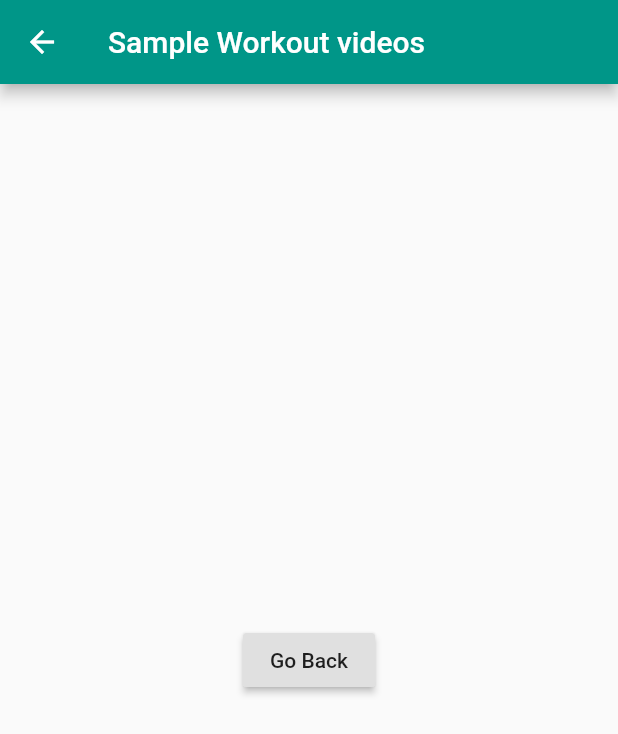
After one commit to Ishan579/SDGP--Relax-Natives, a Flutter app: the MyHomePage screen opened directly, after a tap on "sample videos Page", on a phone screen of 412 x 824 dp. The commit adds this screen. Shown: the top 734 px of the screen. Run offline on Flutter 3.47's test engine with Material 2 defaults, Android fonts, the light colour scheme and no system bars; our stand-ins replace image_picker, sqflite; accounts and stored records are empty.

Commit message:
Created sample workout videos page.
Created a page for the sample workout videos. Page content yet be implemented. Commented 'assets' line in pubspec.yaml file which gave compilation error.

```diff
--- a/FrontEnd/Flutter_posEs/lib/main.dart
+++ b/FrontEnd/Flutter_posEs/lib/main.dart
@@ -2,7 +2,6 @@ import 'package:flutter/material.dart';
 import 'package:posees/pages/home_page.dart';
 import 'package:posees/pages/login/login_page.dart';
 import 'package:posees/pages/login/register.dart';
-
 
 void main() => runApp(new MyApp());
 
@@ -20,7 +19,6 @@ class MyApp extends StatelessWidget {
       title: 'sqllite App',
       theme: new ThemeData(primarySwatch: Colors.teal),
       routes: routes,
-
     );
   }
 }
--- a/FrontEnd/Flutter_posEs/lib/pages/home_page.dart
+++ b/FrontEnd/Flutter_posEs/lib/pages/home_page.dart
@@ -2,8 +2,7 @@ import 'dart:io';
 
 import 'package:flutter/material.dart';
 import 'package:image_picker/image_picker.dart';
-
-
+import 'sample_videos.dart';
 
 class HomePage extends StatelessWidget {
   // This widget is the root of your application.
@@ -12,17 +11,15 @@ class HomePage extends StatelessWidget {
     return MaterialApp(
       title: 'Flutter Demo',
       theme: ThemeData(
-
         primarySwatch: Colors.blue,
       ),
-      home: MyHomePage(title: 'Flutter Demo Home Page'),
+      home: MyHomePage(title: 'Home Page'),
     );
   }
 }
 
 class MyHomePage extends StatefulWidget {
   MyHomePage({Key key, this.title}) : super(key: key);
-
 
   final String title;
 
@@ -39,54 +36,60 @@ class _MyHomePageState extends State<MyHomePage> {
   void initState() {
     // TODO: implement initState
     super.initState();
-    imagePicker=ImagePicker();
+    imagePicker = ImagePicker();
   }
-  void chooseImage() async{
-    PickedFile pickedFile= await imagePicker.getImage(source: ImageSource.gallery);
+
+  void chooseImage() async {
+    PickedFile pickedFile =
+        await imagePicker.getImage(source: ImageSource.gallery);
     setState(() {
       _image = File(pickedFile.path);
     });
+  }
 
-
-
-  }
-  void takePicture() async{
-
-    PickedFile pickedFile= await imagePicker.getImage(source: ImageSource.camera);
+  void takePicture() async {
+    PickedFile pickedFile =
+        await imagePicker.getImage(source: ImageSource.camera);
     setState(() {
       _image = File(pickedFile.path);
     });
-
-
   }
 
   void _incrementCounter() {
     setState(() {
-
       _counter++;
     });
   }
 
   @override
   Widget build(BuildContext context) {
-
     return Scaffold(
       appBar: AppBar(
-
         title: Text(widget.title),
       ),
       body: Center(
-
         child: Column(
-
           mainAxisAlignment: MainAxisAlignment.center,
           children: <Widget>[
-            _image !=null ? Image.file(_image) :Icon(Icons.image,size:100),
-            RaisedButton(child:Text("Choose/Capture"),onPressed: takePicture,)
+            _image != null ? Image.file(_image) : Icon(Icons.image, size: 100),
+            RaisedButton(
+              child: Text("Capture"),
+              onPressed: takePicture,
+            ),
+            RaisedButton(
+              onPressed: () {
+                Navigator.push(
+                    context,
+                    MaterialPageRoute(
+                        builder: (context) => sampleVideosPage()));
+              },
+              child: Text("sample videos Page"),
+              color: Colors.lightBlueAccent,
+            )
           ],
         ),
       ),
-     // This trailing comma makes auto-formatting nicer for build methods.
+      // This trailing comma makes auto-formatting nicer for build methods.
     );
   }
 }
--- /dev/null
+++ b/FrontEnd/Flutter_posEs/lib/pages/sample_videos.dart
@@ -0,0 +1,16 @@
+import 'package:flutter/cupertino.dart';
+import 'package:flutter/material.dart';
+
+class sampleVideosPage extends StatelessWidget {
+  @override
+  Widget build(BuildContext context) {
+    return Scaffold(
+      appBar: AppBar(title: Text("Sample Workout videos")),
+      body: Center(
+          child: RaisedButton(
+        onPressed: () {},
+        child: Text("Go Back"),
+      )),
+    );
+  }
+}
--- a/FrontEnd/Flutter_posEs/pubspec.yaml
+++ b/FrontEnd/Flutter_posEs/pubspec.yaml
@@ -50,8 +50,8 @@ flutter:
   uses-material-design: true
 
   # To add assets to your application, add an assets section, like this:
-  assets:
-    -assets/
+ # assets:
+   # -assets/
   #   - images/a_dot_burr.jpeg
   #   - images/a_dot_ham.jpeg
 
```
